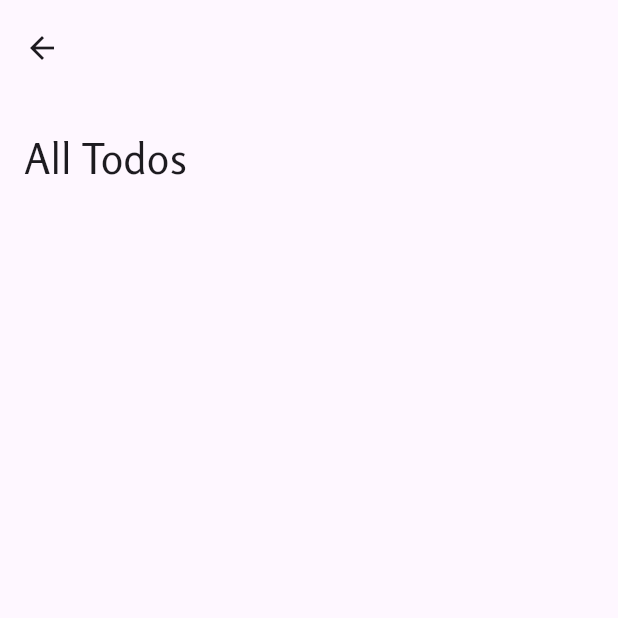
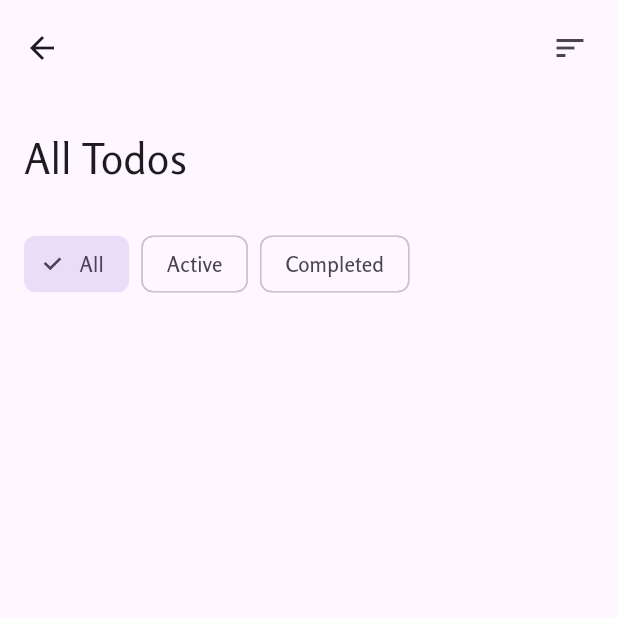
Before and after one commit to AmTeja/DuoDo-Revamp, a Flutter app: the screen it shows after launch, after a tap on "Continue as Guest", after a tap on "View All", on a phone screen of 412 x 824 dp, the top half of it. Run offline on Flutter 3.47's test engine with Material 3 defaults, Android fonts, the phone set to English and light mode, and no system bars; our stand-ins replace auto_route, bloc, cached_network_image, drift, dynamic_color, equatable and 7 more; missing offline and left inert: flutter_displaymode, flutter_iconpicker, sqlite3; accounts and stored records are empty; generated files the repository leaves out were written again; statements that could not run were skipped.

Commit message:
Add filtering and sorting functionality to All Todos screen

```diff
--- a/lib/features/home/presentation/screens/all_todos_screen.dart
+++ b/lib/features/home/presentation/screens/all_todos_screen.dart
@@ -6,6 +6,42 @@ import 'package:duodo/features/home/presentation/components/home_components.dart
 import 'package:flutter/material.dart';
 import 'package:flutter_bloc/flutter_bloc.dart';
 import 'package:gap/gap.dart';
+
+enum TodoFilter {
+  all,
+  active,
+  completed;
+
+  @override
+  String toString() {
+    switch (this) {
+      case TodoFilter.all:
+        return 'All';
+      case TodoFilter.active:
+        return 'Active';
+      case TodoFilter.completed:
+        return 'Completed';
+    }
+  }
+}
+
+enum SortTodosBy {
+  none,
+  title,
+  date;
+
+  @override
+  String toString() {
+    switch (this) {
+      case SortTodosBy.none:
+        return 'None';
+      case SortTodosBy.title:
+        return 'Title';
+      case SortTodosBy.date:
+        return 'Date';
+    }
+  }
+}
 
 @RoutePage()
 class AllTodosScreen extends StatefulWidget {
@@ -23,7 +59,34 @@ class AllTodosScreen extends StatefulWidget {
 }
 
 class _AllTodosScreenState extends State<AllTodosScreen> {
-  List<Todo> filteredTodos = [];
+  List<Todo> categorizedTodos = [];
+  TodoFilter filter = TodoFilter.all;
+  SortTodosBy sort = SortTodosBy.none;
+
+  /// Getters
+  List<Todo> get todos {
+    final filteredTodos = categorizedTodos.where((element) {
+      switch (filter) {
+        case TodoFilter.all:
+          return true;
+        case TodoFilter.active:
+          return !element.isCompleted;
+        case TodoFilter.completed:
+          return element.isCompleted;
+      }
+    }).toList();
+
+    switch (sort) {
+      case SortTodosBy.none:
+        return filteredTodos;
+      case SortTodosBy.title:
+        // Sort by title
+        return filteredTodos..sort((a, b) => a.title.compareTo(b.title));
+      case SortTodosBy.date:
+        return filteredTodos
+          ..sort((a, b) => a.createdAt.compareTo(b.createdAt));
+    }
+  }
 
   @override
   Widget build(BuildContext context) {
@@ -33,7 +96,7 @@ class _AllTodosScreenState extends State<AllTodosScreen> {
         body: SafeArea(
           child: BlocBuilder<HomeBloc, HomeState>(
             builder: (context, state) {
-              filteredTodos = widget.category != null
+              categorizedTodos = widget.category != null
                   ? state.todos
                       .where((element) =>
                           element.category?.id == widget.category?.id)
@@ -43,21 +106,42 @@ class _AllTodosScreenState extends State<AllTodosScreen> {
                 slivers: [
                   SliverAppBar.large(
                     title: Text(widget.category?.name ?? 'All Todos'),
+                    floating: false,
+                    pinned: true,
+                    actionsPadding: const EdgeInsets.all(8),
+                    actions: [
+                      SortTodosButton(
+                        selectedSort: sort,
+                        onSortSelected: (sort) {
+                          setState(() {
+                            this.sort = sort;
+                          });
+                        },
+                      ),
+                    ],
                   ),
                   SliverPadding(
                     padding: const EdgeInsets.symmetric(horizontal: 16),
                     sliver: SliverList.separated(
                       itemBuilder: (context, index) {
+                        if (index == 0) {
+                          return FilterChips(
+                            selectedFilter: filter,
+                            onFilterSelected: (filter) {
+                              setState(() {
+                                this.filter = filter;
+                              });
+                            },
+                          );
+                        }
                         return TodoTile(
-                          filteredTodos[index],
+                          todos[index - 1],
                           preventNavigation: widget.category != null,
                         );
                       },
                       separatorBuilder: (_, index) =>
-                          index == filteredTodos.length - 1
-                              ? const Gap(48)
-                              : const Gap(8),
-                      itemCount: filteredTodos.length,
+                          index == todos.length ? const Gap(48) : const Gap(8),
+                      itemCount: todos.length + 1,
                     ),
                   ),
                   const SliverGap(48),
@@ -70,3 +154,81 @@ class _AllTodosScreenState extends State<AllTodosScreen> {
     );
   }
 }
+
+class FilterChips extends StatelessWidget {
+  const FilterChips({
+    required this.onFilterSelected,
+    required this.selectedFilter,
+    super.key,
+  });
+  final TodoFilter selectedFilter;
+  final void Function(TodoFilter filter) onFilterSelected;
+
+  @override
+  Widget build(BuildContext context) {
+    return Row(
+      children: TodoFilter.values
+          .map(
+            (e) => Padding(
+              padding: const EdgeInsets.only(right: 8),
+              child: ChoiceChip(
+                label: Text(e.toString().split('.').last),
+                selected: selectedFilter == e,
+                onSelected: (selected) {
+                  if (selected) {
+                    onFilterSelected(e);
+                  }
+                },
+              ),
+            ),
+          )
+          .toList(),
+    );
+  }
+}
+
+class SortTodosButton extends StatelessWidget {
+  const SortTodosButton({
+    required this.selectedSort,
+    required this.onSortSelected,
+    super.key,
+  });
+
+  final SortTodosBy selectedSort;
+  final void Function(SortTodosBy) onSortSelected;
+
+  @override
+  Widget build(BuildContext context) {
+    return IconButton(
+        onPressed: () {
+          showModalBottomSheet(
+              context: context,
+              builder: (context) {
+                return Padding(
+                  padding: const EdgeInsets.symmetric(vertical: 16),
+                  child: Column(
+                    mainAxisSize: MainAxisSize.min,
+                    children: SortTodosBy.values
+                        .map(
+                          (e) => ListTile(
+                            title: Text(e.toString().split('.').last),
+                            onTap: () {
+                              onSortSelected(e);
+                              context.maybePop();
+                            },
+                            trailing: selectedSort == e
+                                ? Icon(
+                                    Icons.check,
+                                    color: Theme.of(context).primaryColor,
+                                  )
+                                : null,
+                          ),
+                        )
+                        .toList(),
+                  ),
+                );
+              });
+        },
+        icon: const Icon(Icons.sort));
+  }
+}
--- a/lib/main.dart
+++ b/lib/main.dart
@@ -1,6 +1,7 @@
 import 'package:duodo/config/cache_keys.dart';
 import 'package:duodo/config/router.dart';
 import 'package:duodo/core/di/dependency_injection.dart';
+import 'package:duodo/core/extensions/context_ext.dart';
 import 'package:duodo/core/helpers/local_storage_helper.dart';
 import 'package:duodo/core/presentation/controllers/bloc/app_theme_bloc.dart';
 import 'package:flutter/material.dart';
@@ -21,7 +22,12 @@ Future<void> main() async {
 
 Future<void> initCore() async {
   // await Firebase.initializeApp(options: DefaultFirebaseOptions.currentPlatform);
-  await FlutterDisplayMode.setHighRefreshRate();
+  try {
+    await FlutterDisplayMode.setHighRefreshRate();
+  } catch (e) {
+    // ignore: avoid_print
+    print('Error setting high refresh rate: $e');
+  }
 
   await onStartupInjection();
 
@@ -65,11 +71,19 @@ class MyApp extends StatelessWidget {
             title: 'Duodo',
             themeMode: state.themeMode,
             theme: ThemeData(
+              progressIndicatorTheme:
+                  context.theme.progressIndicatorTheme.copyWith(
+                year2023: false,
+              ),
               colorScheme: ColorScheme.fromSeed(seedColor: state.color),
               useMaterial3: state.useMaterial3,
               fontFamily: 'Rosario',
             ),
             darkTheme: ThemeData(
+              progressIndicatorTheme:
+                  context.theme.progressIndicatorTheme.copyWith(
+                year2023: false,
+              ),
               colorScheme: ColorScheme.fromSeed(
                 brightness: Brightness.dark,
                 seedColor: state.color,
```
